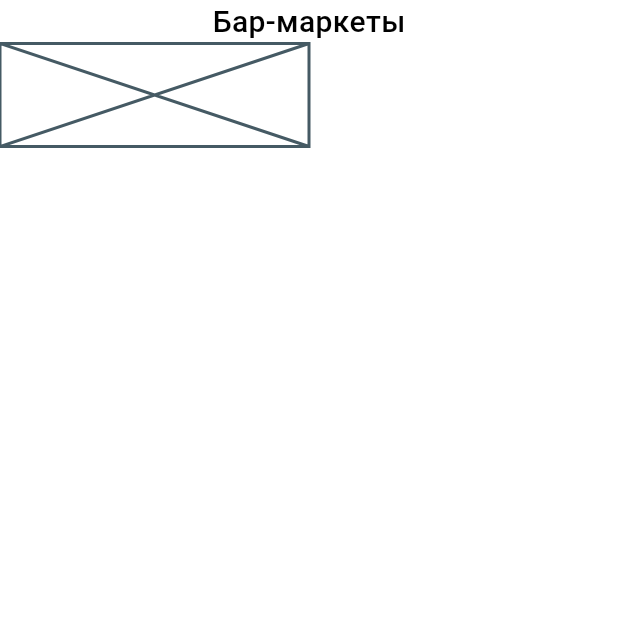
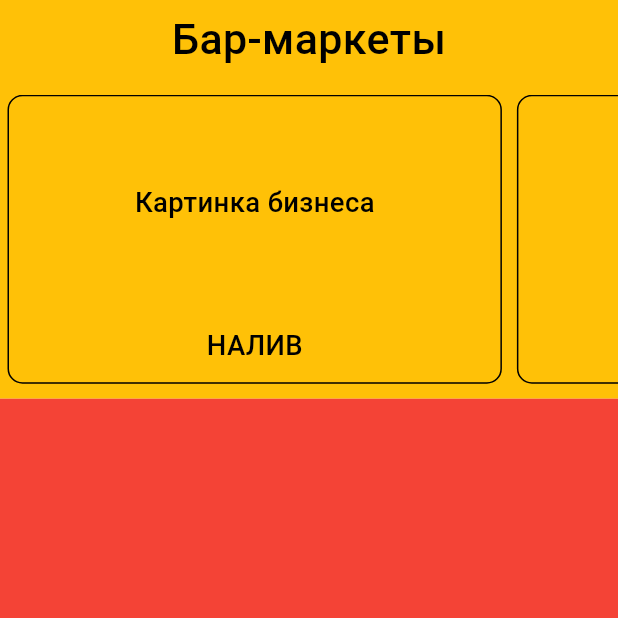
Before and after one commit to breadwithmeth/naliv_delivery, a Flutter app: the OrganizationSelectPage screen opened directly, on a phone screen of 412 x 824 dp, the top half of it. Run offline on Flutter 3.47's test engine with Material 3 defaults, Android fonts, the phone set to English and light mode, and no system bars; our stand-ins replace cached_network_image, flutter_cache_manager, flutter_map, flutter_markdown, geolocator, google_fonts and 7 more; accounts and stored records are empty; network calls fail.

Commit message:
Adaptive fonts start

```diff
--- a/lib/main.dart
+++ b/lib/main.dart
@@ -98,7 +98,7 @@ class _MainState extends State<Main> {
     String? token = await getToken();
     if (token != null) {
       setState(() {
-        _redirect = const HomePage();
+        _redirect = const OrganizationSelectPage();
       });
       // determinePosition().then((value) {
       //   setCityAuto(value.latitude, value.longitude).then((value) {
--- a/lib/pages/addressesPage.dart
+++ b/lib/pages/addressesPage.dart
@@ -102,7 +102,7 @@ class _AddressesPageState extends State<AddressesPage>
       // Location services are not enabled don't continue
       // accessing the position and request users of the
       // App to enable the location services.
-      return Future.error('Location services are disabled.');
+      return Future.error('Сервис местоположения отключен.');
     }
 
     permission = await Geolocator.checkPermission();
@@ -114,14 +114,14 @@ class _AddressesPageState extends State<AddressesPage>
         // Android's shouldShowRequestPermissionRationale
         // returned true. According to Android guidelines
         // your App should show an explanatory UI now.
-        return Future.error('Location permissions are denied');
+        return Future.error('Нет разрешения к сервису местоположения');
       }
     }
 
     if (permission == LocationPermission.deniedForever) {
       // Permissions are denied forever, handle appropriately.
       return Future.error(
-          'Location permissions are permanently denied, we cannot request permissions.');
+          'Доступ к местоположению полностью заблокирован, мы не можем запросить разрешение.');
     }
 
     // When we reach here, permissions are granted and we can
--- a/lib/pages/organizationSelectPage.dart
+++ b/lib/pages/organizationSelectPage.dart
@@ -1,5 +1,6 @@
 import 'package:flutter/material.dart';
 import 'package:flutter/rendering.dart';
+import 'package:naliv_delivery/pages/homePage.dart';
 
 class OrganizationSelectPage extends StatefulWidget {
   const OrganizationSelectPage({super.key});
@@ -9,10 +10,27 @@ class OrganizationSelectPage extends StatefulWidget {
 }
 
 class _OrganizationSelectPageState extends State<OrganizationSelectPage> {
+  List<Map<String, dynamic>> bars = [
+    {"organization_id": "1", "name": "НАЛИВ"},
+    {"organization_id": "2", "name": "Название бизнеса"},
+    {"organization_id": "3", "name": "Название бизнеса"},
+    {"organization_id": "4", "name": "Название бизнеса"},
+    {"organization_id": "5", "name": "Название бизнеса"},
+    {"organization_id": "6", "name": "Название бизнеса"},
+  ];
+
   @override
   Widget build(BuildContext context) {
+    double screenSize = MediaQuery.of(context).size.width;
+
     TextStyle titleStyle = TextStyle(
-      fontSize: 20,
+      fontSize: 50 * (screenSize / 720),
+      fontWeight: FontWeight.w500,
+      color: Theme.of(context).colorScheme.onBackground,
+    );
+
+    TextStyle plainStyle = TextStyle(
+      fontSize: 32 * (screenSize / 720),
       fontWeight: FontWeight.w500,
       color: Theme.of(context).colorScheme.onBackground,
     );
@@ -22,30 +40,106 @@ class _OrganizationSelectPageState extends State<OrganizationSelectPage> {
         child: Column(
           children: [
             Flexible(
+              flex: 10,
+              fit: FlexFit.tight,
+              child: Container(
+                color: Colors.amber,
+                child: Column(
+                  mainAxisAlignment: MainAxisAlignment.spaceEvenly,
+                  children: [
+                    Flexible(
                       fit: FlexFit.tight,
                       child: Column(
+                        mainAxisAlignment: MainAxisAlignment.center,
                         children: [
-                  Flexible(child: Text("Бар-маркеты", style: titleStyle)),
                           Flexible(
+                            child: Text("Бар-маркеты", style: titleStyle),
+                          ),
+                        ],
+                      ),
+                    ),
+                    Flexible(
+                      flex: 4,
+                      fit: FlexFit.tight,
+                      child: Padding(
+                        padding: const EdgeInsets.symmetric(vertical: 10),
                         child: ListView.builder(
                           scrollDirection: Axis.horizontal,
-                      itemCount: 1,
+                          physics: const BouncingScrollPhysics(),
+                          itemCount: bars.length,
                           itemBuilder: (context, index) {
-                        return Container(
-                          width: MediaQuery.of(context).size.width * 0.5,
-                          height: MediaQuery.of(context).size.height * 0.2,
-                          child: Placeholder(),
+                            return GestureDetector(
+                              onTap: () {
+                                Navigator.push(
+                                  context,
+                                  MaterialPageRoute(
+                                    builder: (context) {
+                                      return const HomePage();
+                                    },
+                                  ),
                                 );
                               },
+                              child: Container(
+                                decoration: BoxDecoration(
+                                  border: Border.all(color: Colors.black),
+                                  borderRadius: const BorderRadius.all(
+                                    Radius.circular(10),
+                                  ),
+                                ),
+                                margin:
+                                    const EdgeInsets.symmetric(horizontal: 5),
+                                width: screenSize * 0.8,
+                                child: Column(
+                                  children: [
+                                    Flexible(
+                                      flex: 3,
+                                      fit: FlexFit.tight,
+                                      child: Column(
+                                        mainAxisAlignment:
+                                            MainAxisAlignment.center,
+                                        children: [
+                                          Flexible(
+                                            child: Text(
+                                              "Картинка бизнеса",
+                                              style: plainStyle,
                                             ),
                                           ),
                                         ],
                                       ),
                                     ),
-            const Flexible(
-              flex: 5,
+                                    Flexible(
                                       fit: FlexFit.tight,
-              child: SizedBox(),
+                                      child: Column(
+                                        mainAxisAlignment:
+                                            MainAxisAlignment.center,
+                                        children: [
+                                          Flexible(
+                                            child: Text(
+                                              bars[index]["name"],
+                                              style: plainStyle,
+                                            ),
+                                          ),
+                                        ],
+                                      ),
+                                    ),
+                                  ],
+                                ),
+                              ),
+                            );
+                          },
+                        ),
+                      ),
+                    ),
+                  ],
+                ),
+              ),
+            ),
+            Flexible(
+              flex: 21,
+              fit: FlexFit.tight,
+              child: Container(
+                color: Colors.red,
+              ),
             ),
           ],
         ),
```
Also changed, not shown: lib/pages/findCreateUserPage.dart (+14 -12 lines), lib/pages/searchResultPage.dart (+8 -4 lines), lib/shared/itemCards.dart (+55 -46 lines), lib/shared/loadingScreen.dart (+2 -5 lines), 1 other file. Lines whose indentation alone changed are shown as unchanged.
